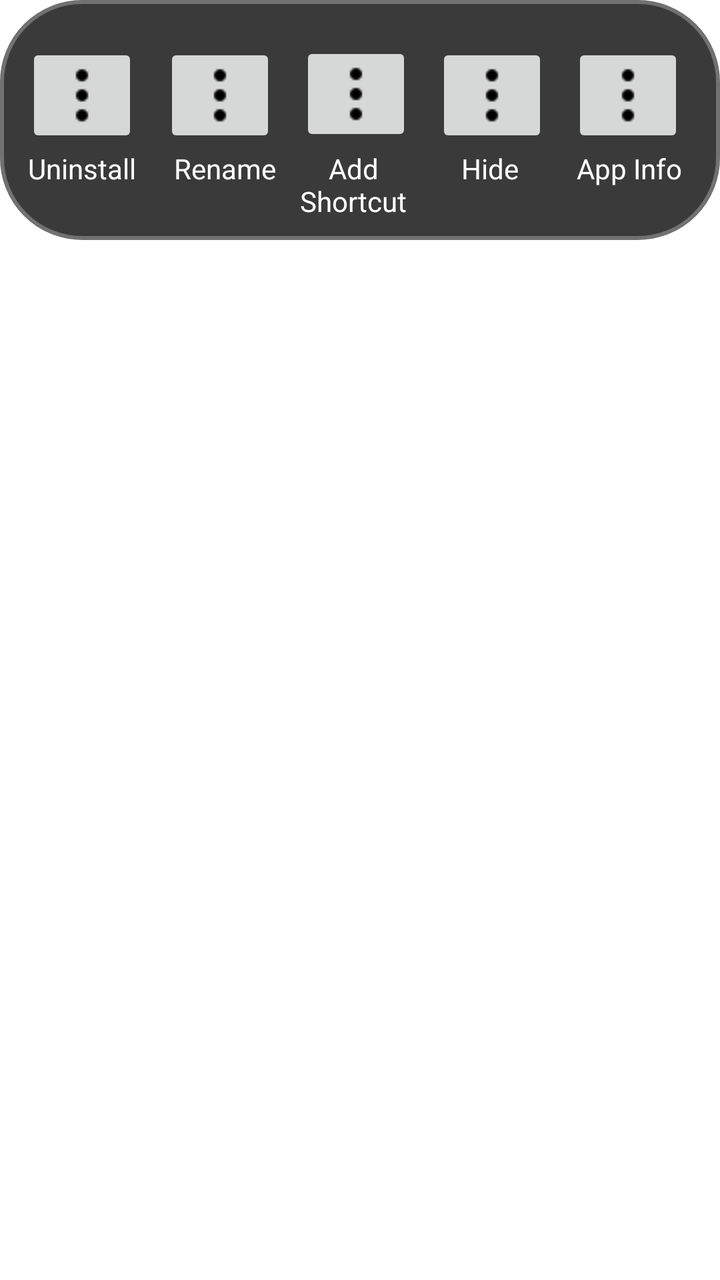
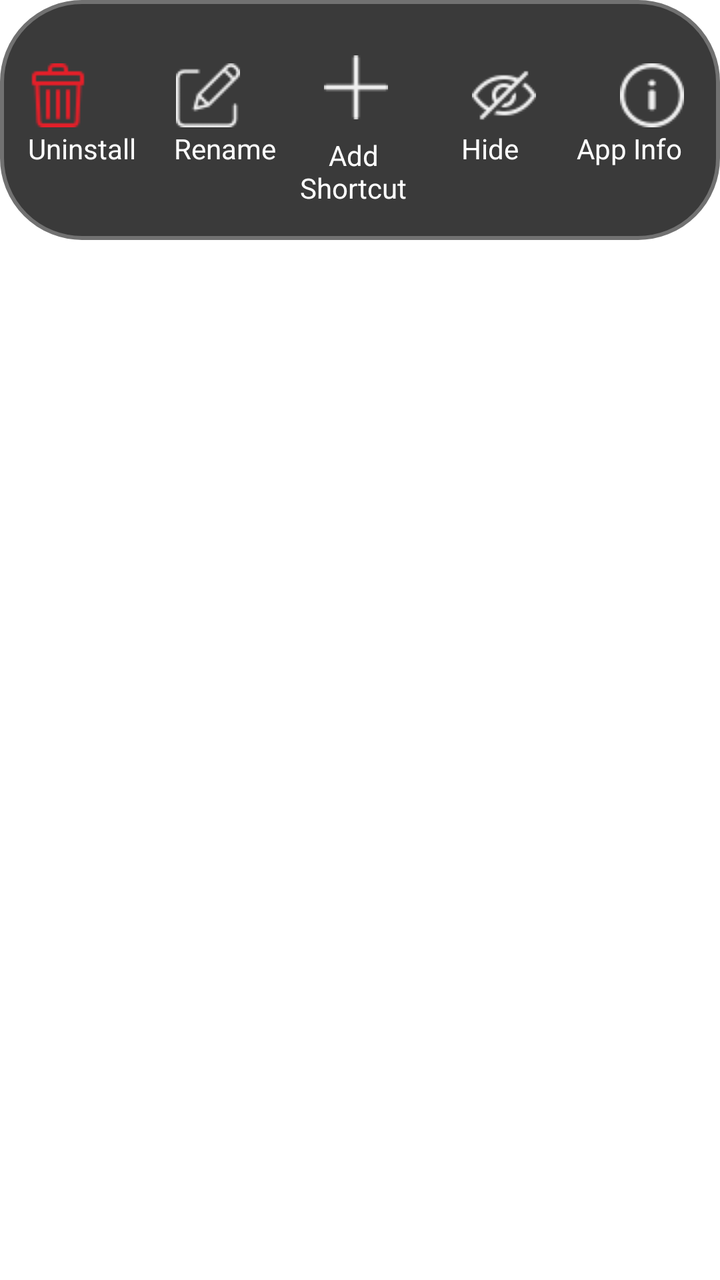

Compare the two renders of this Android layout. The source of the first and the diff that turns it into the second are given below.
<!-- AndroidManifest.xml: application theme Theme.AppCompat.AppTheme -->
<!-- res/layout/fragment_app_drawer_context_menu.xml -->
<FrameLayout xmlns:android="http://schemas.android.com/apk/res/android"
    xmlns:app="http://schemas.android.com/apk/res-auto"
    xmlns:tools="http://schemas.android.com/tools"
    android:id="@+id/context_menu_root"
    android:layout_width="match_parent"
    android:layout_height="match_parent"
    android:background="@android:color/transparent">

    <LinearLayout
        android:id="@+id/menu_container"
        android:layout_width="360dp"
        android:layout_height="120dp"
        android:orientation="vertical"
        android:background="@drawable/drawer_context_menu"
        android:padding="8dp">

        <androidx.constraintlayout.widget.ConstraintLayout
            android:layout_width="match_parent"
            android:layout_height="match_parent">

            <ImageButton
                android:id="@+id/imageButton"
                android:layout_width="wrap_content"
                android:layout_height="wrap_content"
                android:layout_marginStart="5dp"
                android:layout_marginEnd="1dp"
                android:layout_marginBottom="1dp"
                android:src="@drawable/dots"
                app:layout_constraintBottom_toTopOf="@+id/textView3"
                app:layout_constraintEnd_toStartOf="@+id/imageButton2"
                app:layout_constraintHorizontal_chainStyle="spread_inside"
                app:layout_constraintStart_toStartOf="parent"
                app:layout_constraintTop_toTopOf="parent"
                app:layout_constraintVertical_chainStyle="packed" />

            <ImageButton
                android:id="@+id/imageButton2"
                android:layout_width="wrap_content"
                android:layout_height="wrap_content"
                android:layout_marginBottom="1dp"
                android:src="@drawable/dots"
                app:layout_constraintBottom_toTopOf="@+id/textView4"
                app:layout_constraintEnd_toStartOf="@+id/imageButton3"
                app:layout_constraintStart_toEndOf="@+id/imageButton"
                app:layout_constraintTop_toTopOf="parent"
                app:layout_constraintVertical_chainStyle="packed" />

            <ImageButton
                android:id="@+id/imageButton3"
                android:layout_width="wrap_content"
                android:layout_height="wrap_content"
                android:layout_marginTop="11dp"
                android:src="@drawable/dots"
                app:layout_constraintBottom_toTopOf="@+id/textView5"
                app:layout_constraintEnd_toStartOf="@+id/imageButton4"
                app:layout_constraintStart_toEndOf="@+id/imageButton2"
                app:layout_constraintTop_toTopOf="parent" />

            <ImageButton
                android:id="@+id/imageButton4"
                android:layout_width="wrap_content"
                android:layout_height="wrap_content"
                android:layout_marginBottom="1dp"
                android:src="@drawable/dots"
                app:layout_constraintBottom_toTopOf="@+id/textView7"
                app:layout_constraintEnd_toStartOf="@+id/imageButton5"
                app:layout_constraintStart_toEndOf="@+id/imageButton3"
                app:layout_constraintTop_toTopOf="parent"
                app:layout_constraintVertical_chainStyle="packed" />

            <ImageButton
                android:id="@+id/imageButton5"
                android:layout_width="wrap_content"
                android:layout_height="wrap_content"
                android:layout_marginEnd="10dp"
                android:layout_marginBottom="1dp"
                android:src="@drawable/dots"
                app:layout_constraintBottom_toTopOf="@+id/textView6"
                app:layout_constraintEnd_toEndOf="parent"
                app:layout_constraintStart_toEndOf="@+id/imageButton4"
                app:layout_constraintTop_toTopOf="parent"
                app:layout_constraintVertical_chainStyle="packed" />

            <TextView
                android:id="@+id/textView3"
                android:layout_width="wrap_content"
                android:layout_height="wrap_content"
                android:layout_marginStart="6dp"
                android:layout_marginEnd="7dp"
                android:layout_marginBottom="5dp"
                android:text="Uninstall"
                android:textColor="@color/white"
                app:layout_constraintBottom_toBottomOf="parent"
                app:layout_constraintEnd_toStartOf="@+id/textView4"
                app:layout_constraintHorizontal_chainStyle="spread_inside"
                app:layout_constraintStart_toStartOf="parent"
                app:layout_constraintTop_toBottomOf="@+id/imageButton" />

            <TextView
                android:id="@+id/textView4"
                android:layout_width="wrap_content"
                android:layout_height="wrap_content"
                android:layout_marginBottom="5dp"
                android:text="Rename"
                android:textColor="@color/white"
                app:layout_constraintBottom_toBottomOf="parent"
                app:layout_constraintEnd_toStartOf="@+id/textView5"
                app:layout_constraintStart_toEndOf="@+id/textView3"
                app:layout_constraintTop_toBottomOf="@+id/imageButton2" />

            <TextView
                android:id="@+id/textView5"
                android:layout_width="wrap_content"
                android:layout_height="wrap_content"
                android:layout_marginEnd="15dp"
                android:text="Add\nShortcut"
                android:textAlignment="center"
                android:textColor="@color/white"
                app:layout_constraintBottom_toBottomOf="parent"
                app:layout_constraintEnd_toStartOf="@+id/textView7"
                app:layout_constraintStart_toEndOf="@+id/textView4"
                app:layout_constraintTop_toBottomOf="@+id/imageButton3" />

            <TextView
                android:id="@+id/textView6"
                android:layout_width="wrap_content"
                android:layout_height="wrap_content"
                android:layout_marginEnd="11dp"
                android:layout_marginBottom="5dp"
                android:text="App Info"
                android:textColor="@color/white"
                app:layout_constraintBottom_toBottomOf="parent"
                app:layout_constraintEnd_toEndOf="parent"
                app:layout_constraintStart_toEndOf="@+id/textView7"
                app:layout_constraintTop_toBottomOf="@+id/imageButton5" />

            <TextView
                android:id="@+id/textView7"
                android:layout_width="wrap_content"
                android:layout_height="wrap_content"
                android:layout_marginEnd="17dp"
                android:layout_marginBottom="5dp"
                android:text="Hide"
                android:textColor="@color/white"
                app:layout_constraintBottom_toBottomOf="parent"
                app:layout_constraintEnd_toStartOf="@+id/textView6"
                app:layout_constraintStart_toEndOf="@+id/textView5"
                app:layout_constraintTop_toBottomOf="@+id/imageButton4" />
        </androidx.constraintlayout.widget.ConstraintLayout>

    </LinearLayout>
</FrameLayout>
<!-- resources referenced by this layout -->
<resources>
  <color name="white">#FFFFFFFF</color>
  <!-- drawable dots: png bitmap (drawable, 230 bytes) -->
  <!-- drawable drawer_context_menu (drawable) -->
  <?xml version="1.0" encoding="UTF-8"?>
  <shape xmlns:android="http://schemas.android.com/apk/res/android" android:id="@+id/listview_background_shape">
      <stroke android:width="2dp" android:color="#717171" />
      <padding android:left="5dp"
          android:top="2dp"
          android:right="2dp"
          android:bottom="2dp" />
      <corners android:radius="40dp" />
      <solid android:color="#3A3A3A" />
  </shape>
  <style name="Theme.AppCompat.AppTheme" parent="Theme.AppCompat.DayNight.NoActionBar">
          <item name="android:windowShowWallpaper">true</item>
          <item name="android:windowBackground">@android:color/transparent</item>
      </style>
</resources>

<!-- the commit's change to res/layout/fragment_app_drawer_context_menu.xml (unified diff, before → after) -->
@@ -19,66 +19,71 @@
             android:layout_height="match_parent">
 
             <ImageButton
-                android:id="@+id/imageButton"
+                android:id="@+id/uninstall_button"
                 android:layout_width="wrap_content"
                 android:layout_height="wrap_content"
                 android:layout_marginStart="5dp"
                 android:layout_marginEnd="1dp"
                 android:layout_marginBottom="1dp"
-                android:src="@drawable/dots"
+                android:src="@drawable/trash"
                 app:layout_constraintBottom_toTopOf="@+id/textView3"
-                app:layout_constraintEnd_toStartOf="@+id/imageButton2"
+                app:layout_constraintEnd_toStartOf="@+id/rename_button"
                 app:layout_constraintHorizontal_chainStyle="spread_inside"
                 app:layout_constraintStart_toStartOf="parent"
                 app:layout_constraintTop_toTopOf="parent"
+                android:background="?android:selectableItemBackground"
                 app:layout_constraintVertical_chainStyle="packed" />
 
             <ImageButton
-                android:id="@+id/imageButton2"
+                android:id="@+id/rename_button"
                 android:layout_width="wrap_content"
                 android:layout_height="wrap_content"
                 android:layout_marginBottom="1dp"
-                android:src="@drawable/dots"
+                android:src="@drawable/edit"
                 app:layout_constraintBottom_toTopOf="@+id/textView4"
-                app:layout_constraintEnd_toStartOf="@+id/imageButton3"
-                app:layout_constraintStart_toEndOf="@+id/imageButton"
+                app:layout_constraintEnd_toStartOf="@+id/add_shortcut_button"
+                app:layout_constraintStart_toEndOf="@+id/uninstall_button"
                 app:layout_constraintTop_toTopOf="parent"
+                android:background="?android:selectableItemBackground"
                 app:layout_constraintVertical_chainStyle="packed" />
 
             <ImageButton
-                android:id="@+id/imageButton3"
+                android:id="@+id/add_shortcut_button"
                 android:layout_width="wrap_content"
                 android:layout_height="wrap_content"
                 android:layout_marginTop="11dp"
-                android:src="@drawable/dots"
+                android:src="@drawable/plus"
                 app:layout_constraintBottom_toTopOf="@+id/textView5"
-                app:layout_constraintEnd_toStartOf="@+id/imageButton4"
-                app:layout_constraintStart_toEndOf="@+id/imageButton2"
+                app:layout_constraintEnd_toStartOf="@+id/hide_button"
+                app:layout_constraintStart_toEndOf="@+id/rename_button"
+                android:background="?android:selectableItemBackground"
                 app:layout_constraintTop_toTopOf="parent" />
 
             <ImageButton
-                android:id="@+id/imageButton4"
+                android:id="@+id/hide_button"
                 android:layout_width="wrap_content"
                 android:layout_height="wrap_content"
                 android:layout_marginBottom="1dp"
-                android:src="@drawable/dots"
+                android:src="@drawable/hide"
                 app:layout_constraintBottom_toTopOf="@+id/textView7"
-                app:layout_constraintEnd_toStartOf="@+id/imageButton5"
-                app:layout_constraintStart_toEndOf="@+id/imageButton3"
+                app:layout_constraintEnd_toStartOf="@+id/info_button"
+                app:layout_constraintStart_toEndOf="@+id/add_shortcut_button"
                 app:layout_constraintTop_toTopOf="parent"
+                android:background="?android:selectableItemBackground"
                 app:layout_constraintVertical_chainStyle="packed" />
 
             <ImageButton
-                android:id="@+id/imageButton5"
+                android:id="@+id/info_button"
                 android:layout_width="wrap_content"
                 android:layout_height="wrap_content"
                 android:layout_marginEnd="10dp"
                 android:layout_marginBottom="1dp"
-                android:src="@drawable/dots"
+                android:src="@drawable/info"
                 app:layout_constraintBottom_toTopOf="@+id/textView6"
                 app:layout_constraintEnd_toEndOf="parent"
-                app:layout_constraintStart_toEndOf="@+id/imageButton4"
+                app:layout_constraintStart_toEndOf="@+id/hide_button"
                 app:layout_constraintTop_toTopOf="parent"
+                android:background="?android:selectableItemBackground"
                 app:layout_constraintVertical_chainStyle="packed" />
 
             <TextView
@@ -94,7 +99,7 @@
                 app:layout_constraintEnd_toStartOf="@+id/textView4"
                 app:layout_constraintHorizontal_chainStyle="spread_inside"
                 app:layout_constraintStart_toStartOf="parent"
-                app:layout_constraintTop_toBottomOf="@+id/imageButton" />
+                app:layout_constraintTop_toBottomOf="@+id/uninstall_button" />
 
             <TextView
                 android:id="@+id/textView4"
@@ -106,7 +111,7 @@
                 app:layout_constraintBottom_toBottomOf="parent"
                 app:layout_constraintEnd_toStartOf="@+id/textView5"
                 app:layout_constraintStart_toEndOf="@+id/textView3"
-                app:layout_constraintTop_toBottomOf="@+id/imageButton2" />
+                app:layout_constraintTop_toBottomOf="@+id/rename_button" />
 
             <TextView
                 android:id="@+id/textView5"
@@ -119,7 +124,7 @@
                 app:layout_constraintBottom_toBottomOf="parent"
                 app:layout_constraintEnd_toStartOf="@+id/textView7"
                 app:layout_constraintStart_toEndOf="@+id/textView4"
-                app:layout_constraintTop_toBottomOf="@+id/imageButton3" />
+                app:layout_constraintTop_toBottomOf="@+id/add_shortcut_button" />
 
             <TextView
                 android:id="@+id/textView6"
@@ -132,7 +137,7 @@
                 app:layout_constraintBottom_toBottomOf="parent"
                 app:layout_constraintEnd_toEndOf="parent"
                 app:layout_constraintStart_toEndOf="@+id/textView7"
-                app:layout_constraintTop_toBottomOf="@+id/imageButton5" />
+                app:layout_constraintTop_toBottomOf="@+id/info_button" />
 
             <TextView
                 android:id="@+id/textView7"
@@ -145,7 +150,7 @@
                 app:layout_constraintBottom_toBottomOf="parent"
                 app:layout_constraintEnd_toStartOf="@+id/textView6"
                 app:layout_constraintStart_toEndOf="@+id/textView5"
-                app:layout_constraintTop_toBottomOf="@+id/imageButton4" />
+                app:layout_constraintTop_toBottomOf="@+id/hide_button" />
         </androidx.constraintlayout.widget.ConstraintLayout>
 
     </LinearLayout>
<!-- resource entries referenced after the edit -->
@@ -1,7 +1,6 @@
 <!-- resources referenced by this layout -->
 <resources>
   <color name="white">#FFFFFFFF</color>
-  <!-- drawable dots: png bitmap (drawable, 230 bytes) -->
   <!-- drawable drawer_context_menu (drawable) -->
   <?xml version="1.0" encoding="UTF-8"?>
   <shape xmlns:android="http://schemas.android.com/apk/res/android" android:id="@+id/listview_background_shape">
@@ -13,6 +12,11 @@
       <corners android:radius="40dp" />
       <solid android:color="#3A3A3A" />
   </shape>
+  <!-- drawable edit: png bitmap (drawable, 768 bytes) -->
+  <!-- drawable hide: png bitmap (drawable, 966 bytes) -->
+  <!-- drawable info: png bitmap (drawable, 997 bytes) -->
+  <!-- drawable plus: png bitmap (drawable, 358 bytes) -->
+  <!-- drawable trash: png bitmap (drawable, 615 bytes) -->
   <style name="Theme.AppCompat.AppTheme" parent="Theme.AppCompat.DayNight.NoActionBar">
           <item name="android:windowShowWallpaper">true</item>
           <item name="android:windowBackground">@android:color/transparent</item>
